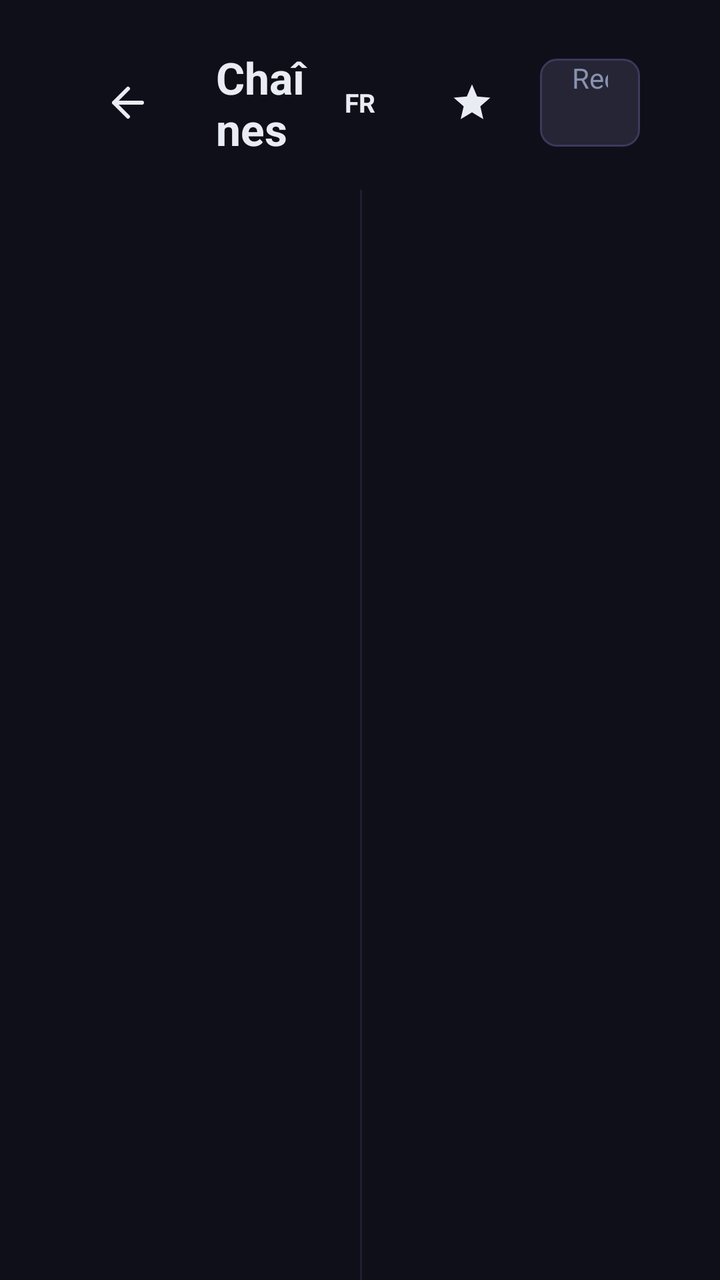
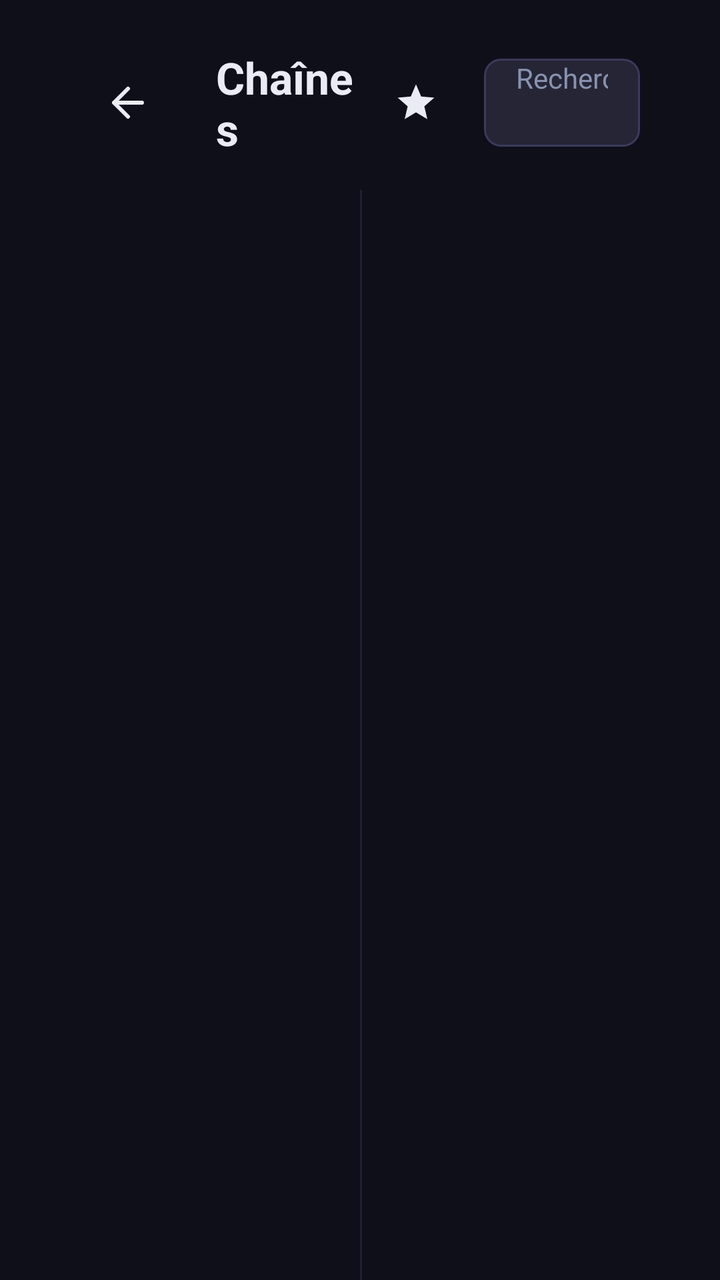

Before-and-after screenshots of an Android layout around one commit, followed by the original layout XML and the change that was made.
<!-- AndroidManifest.xml: application theme Theme.IPTV -->
<!-- res/layout/activity_live.xml -->
<?xml version="1.0" encoding="utf-8"?>
<FrameLayout xmlns:android="http://schemas.android.com/apk/res/android"
    xmlns:app="http://schemas.android.com/apk/res-auto"
    android:layout_width="match_parent"
    android:layout_height="match_parent"
    android:background="@color/bg_dark">

    <LinearLayout
        android:layout_width="match_parent"
        android:layout_height="match_parent"
        android:orientation="vertical"
        android:clipChildren="false"
        android:clipToPadding="false">

        <LinearLayout
            android:layout_width="match_parent"
            android:layout_height="wrap_content"
            android:gravity="center_vertical"
            android:orientation="horizontal"
            android:paddingStart="40dp"
            android:paddingEnd="40dp"
            android:paddingTop="24dp"
            android:paddingBottom="16dp"
            android:clipChildren="false"
            android:clipToPadding="false">

            <FrameLayout
                android:id="@+id/btn_back"
                android:layout_width="48dp"
                android:layout_height="48dp"
                android:layout_marginEnd="20dp"
                android:focusable="true"
                android:clickable="true"
                android:clipChildren="false"
                android:clipToPadding="false"
                android:defaultFocusHighlightEnabled="false">

                <ImageView
                    android:layout_width="24dp"
                    android:layout_height="24dp"
                    android:layout_gravity="center"
                    android:src="@drawable/ic_pwa_back"
                    app:tint="@color/text_primary" />

                <com.nicotv.iptv2.ui.common.RotatingBorderView
                    android:id="@+id/btn_back_ring"
                    android:layout_width="match_parent"
                    android:layout_height="match_parent"
                    app:circular="true"
                    app:borderColor="@android:color/white"
                    android:visibility="invisible" />
            </FrameLayout>

            <TextView
                android:layout_width="0dp"
                android:layout_height="wrap_content"
                android:layout_weight="1"
                android:text="@string/nav_live"
                android:textColor="@color/text_primary"
                android:textSize="22sp"
                android:textStyle="bold" />

            <FrameLayout
                android:id="@+id/btn_french_filter"
                android:layout_width="44dp"
                android:layout_height="44dp"
                android:layout_marginEnd="12dp"
                android:focusable="true"
                android:clickable="true"
                android:clipChildren="false"
                android:clipToPadding="false">

                <TextView
                    android:id="@+id/tv_french_filter"
                    android:layout_width="wrap_content"
                    android:layout_height="wrap_content"
                    android:layout_gravity="center"
                    android:text="FR"
                    android:textColor="@color/text_primary"
                    android:textSize="13sp"
                    android:textStyle="bold" />

                <com.nicotv.iptv2.ui.common.RotatingBorderView
                    android:id="@+id/btn_french_filter_ring"
                    android:layout_width="match_parent"
                    android:layout_height="match_parent"
                    app:circular="true"
                    app:borderColor="@android:color/white"
                    android:visibility="invisible" />
            </FrameLayout>

            <FrameLayout
                android:id="@+id/btn_favorites_filter"
                android:layout_width="44dp"
                android:layout_height="44dp"
                android:layout_marginEnd="12dp"
                android:focusable="true"
                android:clickable="true"
                android:clipChildren="false"
                android:clipToPadding="false">

                <ImageView
                    android:id="@+id/iv_favorites_filter"
                    android:layout_width="22dp"
                    android:layout_height="22dp"
                    android:layout_gravity="center"
                    android:src="@drawable/ic_star"
                    app:tint="@color/text_primary" />

                <com.nicotv.iptv2.ui.common.RotatingBorderView
                    android:id="@+id/btn_favorites_filter_ring"
                    android:layout_width="match_parent"
                    android:layout_height="match_parent"
                    app:circular="true"
                    app:borderColor="@android:color/white"
                    android:visibility="invisible" />
            </FrameLayout>

            <EditText
                android:id="@+id/et_search"
                android:layout_width="0dp"
                android:layout_height="44dp"
                android:layout_weight="1"
                android:background="@drawable/bg_input_search"
                android:paddingStart="16dp"
                android:paddingEnd="16dp"
                android:hint="@string/search_hint_channel"
                android:textColor="@color/text_primary"
                android:textColorHint="@color/text_secondary"
                android:textSize="14sp"
                android:imeOptions="actionSearch"
                android:inputType="text"
                android:maxLines="1"
                android:singleLine="true" />
        </LinearLayout>

        
        <LinearLayout
            android:layout_width="match_parent"
            android:layout_height="0dp"
            android:layout_weight="1"
            android:orientation="horizontal">

            <androidx.recyclerview.widget.RecyclerView
                android:id="@+id/rv_categories"
                android:layout_width="180dp"
                android:layout_height="match_parent"
                android:paddingStart="24dp"
                android:paddingEnd="10dp"
                android:paddingTop="4dp"
                android:paddingBottom="24dp"
                android:clipToPadding="false"
                app:layoutManager="androidx.recyclerview.widget.LinearLayoutManager" />

            <View
                android:layout_width="1dp"
                android:layout_height="match_parent"
                android:background="@color/divider" />

            <FrameLayout
                android:layout_width="0dp"
                android:layout_height="match_parent"
                android:layout_weight="1">

                <ProgressBar
                    android:id="@+id/progress_loading"
                    android:layout_width="wrap_content"
                    android:layout_height="wrap_content"
                    android:layout_gravity="center"
                    android:visibility="gone" />

                <TextView
                    android:id="@+id/tv_empty"
                    android:layout_width="match_parent"
                    android:layout_height="wrap_content"
                    android:layout_marginTop="40dp"
                    android:gravity="center"
                    android:text="@string/live_empty_title"
                    android:textColor="@color/text_secondary"
                    android:textSize="15sp"
                    android:visibility="gone" />

                <androidx.recyclerview.widget.RecyclerView
                    android:id="@+id/rv_channels"
                    android:layout_width="match_parent"
                    android:layout_height="match_parent"
                    android:paddingStart="24dp"
                    android:paddingEnd="32dp"
                    android:paddingTop="4dp"
                    android:paddingBottom="24dp"
                    android:clipToPadding="false"
                    app:layoutManager="androidx.recyclerview.widget.LinearLayoutManager" />
            </FrameLayout>
        </LinearLayout>
    </LinearLayout>
</FrameLayout>
<!-- resources referenced by this layout -->
<resources>
  <color name="bg_dark">#0F0F1A</color>
  <color name="divider">#1F1F35</color>
  <color name="text_primary">#EAECF4</color>
  <color name="text_secondary">#8892B0</color>
  <!-- drawable bg_input_search (drawable) -->
  <?xml version="1.0" encoding="utf-8"?>
  <shape xmlns:android="http://schemas.android.com/apk/res/android"
      android:shape="rectangle">
      <solid android:color="#252535" />
      <stroke android:width="1dp" android:color="#3A3A5C" />
      <corners android:radius="8dp" />
  </shape>
  <!-- drawable ic_pwa_back (drawable) -->
  <?xml version="1.0" encoding="utf-8"?>
  <vector xmlns:android="http://schemas.android.com/apk/res/android"
      android:width="24dp" android:height="24dp"
      android:viewportWidth="24" android:viewportHeight="24">
      <path android:strokeColor="#EAECF4" android:strokeWidth="2" android:fillColor="#00000000"
          android:strokeLineCap="round" android:strokeLineJoin="round"
          android:pathData="M19,12 H5 M12,19 l-7,-7 l7,-7" />
  </vector>
  <!-- drawable ic_star (drawable) -->
  <?xml version="1.0" encoding="utf-8"?>
  <vector xmlns:android="http://schemas.android.com/apk/res/android"
      android:width="24dp"
      android:height="24dp"
      android:viewportWidth="24"
      android:viewportHeight="24">
      <path
          android:fillColor="@android:color/white"
          android:pathData="M12,17.27L18.18,21l-1.64,-7.03L22,9.24l-7.19,-0.61L12,2L9.19,8.63L2,9.24l5.46,4.73L5.82,21z"/>
  </vector>
  <string name="live_empty_title">Aucune chaîne trouvée</string>
  <string name="nav_live">Chaînes</string>
  <string name="search_hint_channel">Rechercher une chaîne…</string>
  <style name="Theme.IPTV" parent="Theme.Leanback">
          <item name="android:windowBackground">@color/bg_dark</item>
          <item name="colorPrimary">@color/accent</item>
          <item name="colorAccent">@color/accent</item>
          <item name="android:textColorPrimary">@color/text_primary</item>
          <item name="android:textColorSecondary">@color/text_secondary</item>
          <item name="android:editTextColor">@color/text_primary</item>
          <item name="android:colorControlActivated">@color/accent</item>
          <item name="android:colorControlHighlight">#334361EE</item>
          
          <item name="windowNoTitle">true</item>
          <item name="android:windowNoTitle">true</item>
          <item name="windowActionBar">false</item>
          <item name="android:windowActionBar">false</item>
      </style>
  <color name="accent">#4361EE</color>
</resources>

<!-- the commit's change to res/layout/activity_live.xml (unified diff, before → after) -->
@@ -59,35 +59,6 @@
                 android:textColor="@color/text_primary"
                 android:textSize="22sp"
                 android:textStyle="bold" />
-
-            <FrameLayout
-                android:id="@+id/btn_french_filter"
-                android:layout_width="44dp"
-                android:layout_height="44dp"
-                android:layout_marginEnd="12dp"
-                android:focusable="true"
-                android:clickable="true"
-                android:clipChildren="false"
-                android:clipToPadding="false">
-
-                <TextView
-                    android:id="@+id/tv_french_filter"
-                    android:layout_width="wrap_content"
-                    android:layout_height="wrap_content"
-                    android:layout_gravity="center"
-                    android:text="FR"
-                    android:textColor="@color/text_primary"
-                    android:textSize="13sp"
-                    android:textStyle="bold" />
-
-                <com.nicotv.iptv2.ui.common.RotatingBorderView
-                    android:id="@+id/btn_french_filter_ring"
-                    android:layout_width="match_parent"
-                    android:layout_height="match_parent"
-                    app:circular="true"
-                    app:borderColor="@android:color/white"
-                    android:visibility="invisible" />
-            </FrameLayout>
 
             <FrameLayout
                 android:id="@+id/btn_favorites_filter"
